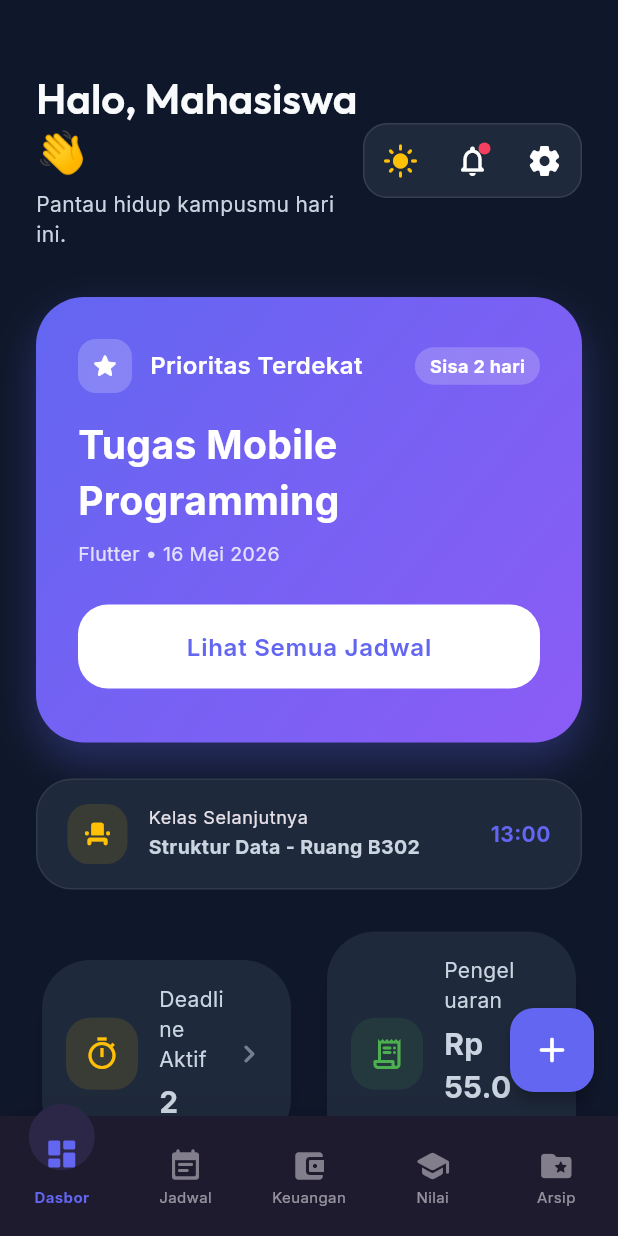
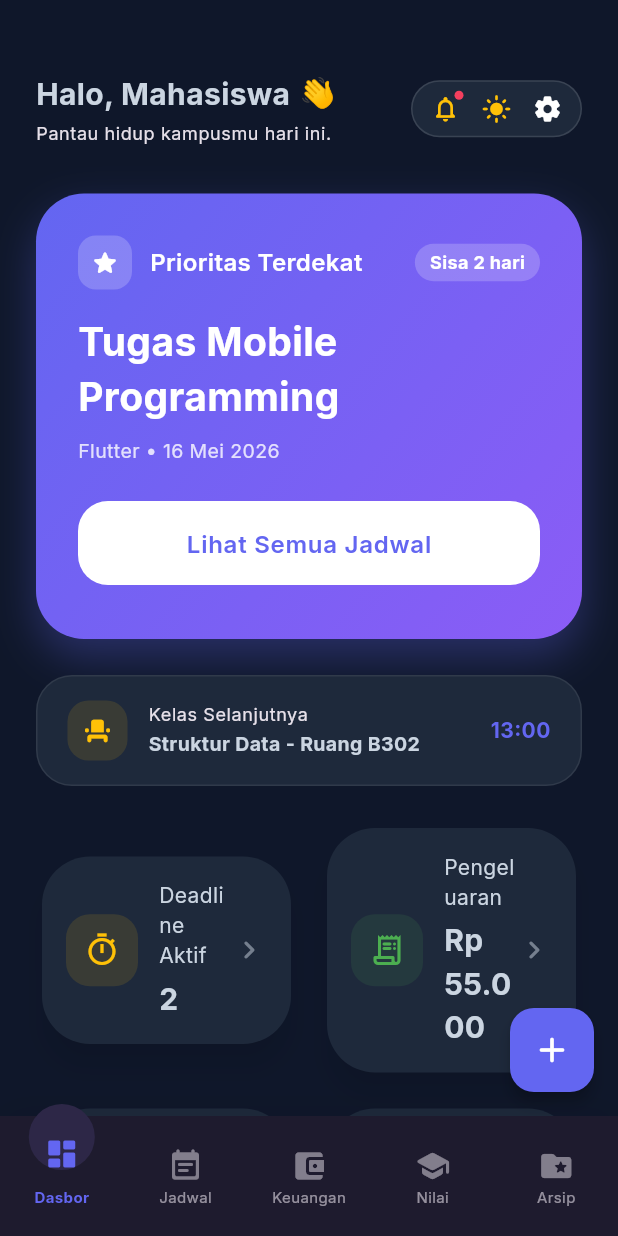
Before and after one commit to faiqurrohman/kampusgo_runner, a Flutter app: the DashboardScreen screen opened directly, on a phone screen of 412 x 824 dp. Run offline on Flutter 3.47's test engine with Material 3 defaults, Android fonts, the phone set to English and light mode, and no system bars; our stand-ins replace google_fonts.

Commit message:
menghilangkan batasan

```diff
--- a/lib/screens/budget_screen.dart
+++ b/lib/screens/budget_screen.dart
@@ -325,7 +325,7 @@ class _BudgetScreenState extends State<BudgetScreen> {
             ),
             const SizedBox(height: 12),
             Container(
-              maxHeight: 180,
+              constraints: const BoxConstraints(maxHeight: 180),
               width: double.infinity,
               padding: const EdgeInsets.all(12),
               decoration: BoxDecoration(
--- a/lib/screens/dashboard_screen.dart
+++ b/lib/screens/dashboard_screen.dart
@@ -202,24 +202,63 @@ class _Home extends StatelessWidget {
     final data = AppData.instance;
     final next = data.schedules.where((e) => !e.done).toList()..sort((a,b)=>a.deadline.compareTo(b.deadline));
     return SafeArea(child: ListView(padding: const EdgeInsets.only(left: 24, right: 24, top: 48, bottom: 20), children: [
-      Row(children: [
-        Expanded(child: Column(crossAxisAlignment: CrossAxisAlignment.start, children: [
-          Text('Halo, Mahasiswa 👋', style: Theme.of(context).textTheme.headlineMedium),
-          const SizedBox(height: 6),
-          Text('Pantau hidup kampusmu hari ini.', style: Theme.of(context).textTheme.bodyMedium),
-        ])),
+      Row(
+        crossAxisAlignment: CrossAxisAlignment.center,
+        children: [
+          Expanded(
+            child: Column(
+              crossAxisAlignment: CrossAxisAlignment.start,
+              children: [
+                Row(
+                  children: [
+                    const Flexible(
+                      child: Text(
+                        'Halo, Mahasiswa',
+                        style: TextStyle(fontSize: 20, fontWeight: FontWeight.bold),
+                        maxLines: 1,
+                        overflow: TextOverflow.ellipsis,
+                      ),
+                    ),
+                    const SizedBox(width: 6),
+                    const Text('👋', style: TextStyle(fontSize: 20)),
+                  ],
+                ),
+                const SizedBox(height: 4),
+                Text('Pantau hidup kampusmu hari ini.', style: Theme.of(context).textTheme.bodySmall),
+              ],
+            ),
+          ),
+          const SizedBox(width: 8),
           Container(
+            padding: const EdgeInsets.symmetric(horizontal: 12, vertical: 8),
             decoration: BoxDecoration(
               color: Theme.of(context).colorScheme.surface,
-            borderRadius: BorderRadius.circular(16),
-            border: Border.all(color: Theme.of(context).dividerColor.withOpacity(0.1)),
+              borderRadius: BorderRadius.circular(24),
+              border: Border.all(color: Theme.of(context).dividerColor.withOpacity(0.12)),
             ),
             child: Row(
               mainAxisSize: MainAxisSize.min,
               children: [
-              // Dark Mode Toggle Button yang sangat mulus
-              IconButton(
-                onPressed: () {
+                // 1. Ikon Lonceng Notifikasi berwarna kuning/amber
+                GestureDetector(
+                  behavior: HitTestBehavior.opaque,
+                  onTap: () {},
+                  child: Stack(
+                    clipBehavior: Clip.none,
+                    children: [
+                      const Icon(Icons.notifications_none_rounded, color: Colors.amber, size: 20),
+                      Positioned(
+                        top: -2, right: -2,
+                        child: Container(width: 6, height: 6, decoration: const BoxDecoration(color: AppTheme.accent, shape: BoxShape.circle)),
+                      )
+                    ]
+                  ),
+                ),
+                const SizedBox(width: 14),
+                // 2. Ikon Toggle Tema (Matahari/Bulan) berwarna kuning/amber
+                GestureDetector(
+                  behavior: HitTestBehavior.opaque,
+                  onTap: () {
                     data.toggleTheme();
                     ScaffoldMessenger.of(context).showSnackBar(
                       SnackBar(
@@ -229,35 +268,29 @@ class _Home extends StatelessWidget {
                       ),
                     );
                   },
-                icon: Icon(
+                  child: Icon(
                     data.themeMode == ThemeMode.dark ? Icons.light_mode_rounded : Icons.dark_mode_rounded,
                     color: Colors.amber,
+                    size: 20,
                   ),
-                tooltip: 'Ganti Mode Tampilan',
                 ),
-              Stack(
-                alignment: Alignment.topRight,
-                children: [
-                  IconButton(onPressed: () {}, icon: const Icon(Icons.notifications_none_rounded)),
-                  Positioned(
-                    top: 12, right: 12,
-                    child: Container(width: 8, height: 8, decoration: const BoxDecoration(color: AppTheme.accent, shape: BoxShape.circle)),
-                  )
-                ]
-              ),
-              IconButton(
-                onPressed: () {
+                const SizedBox(width: 14),
+                // 3. Ikon Pengaturan (Roda Gigi)
+                GestureDetector(
+                  behavior: HitTestBehavior.opaque,
+                  onTap: () {
                     showModalBottomSheet(
                       context: context,
                       builder: (_) => _SettingsSheet(onLogout: onLogout),
                     );
                   },
-                icon: const Icon(Icons.settings_rounded)
+                  child: const Icon(Icons.settings_rounded, size: 20),
                 ),
               ],
             ),
           ),
-      ]),
+        ],
+      ),
       const SizedBox(height: 32),
       Container(
         padding: const EdgeInsets.fromLTRB(28, 28, 28, 36),
@@ -359,15 +392,15 @@ class _Home extends StatelessWidget {
       ),
       const SizedBox(height: 24),
       Row(children: [
-        Expanded(child: InfoCard(title: 'Deadline Aktif', value: '${next.length}', subtitle: 'Tugas tertunda', icon: Icons.timer_outlined, color: Colors.amber, onTap: () => onTabChange(1))),
+        Expanded(child: InfoCard(title: 'Deadline Aktif', value: '${next.length}', icon: Icons.timer_outlined, color: Colors.amber, onTap: () => onTabChange(1))),
         const SizedBox(width: 16),
-        Expanded(child: InfoCard(title: 'Pengeluaran', value: Formatters.currency.format(data.totalExpense()), subtitle: 'Minggu ini', icon: Icons.receipt_long_rounded, color: Colors.green, onTap: () => onTabChange(2))),
+        Expanded(child: InfoCard(title: 'Pengeluaran', value: Formatters.currency.format(data.totalExpense()), icon: Icons.receipt_long_rounded, color: Colors.green, onTap: () => onTabChange(2))),
       ]),
       const SizedBox(height: 16),
       Row(children: [
-        Expanded(child: InfoCard(title: 'IPK Sementara', value: data.calculateGpa().toStringAsFixed(2), subtitle: 'Target: ${data.targetGpa.toStringAsFixed(2)}', icon: Icons.grade_rounded, color: Colors.orange, onTap: () => onTabChange(3))),
+        Expanded(child: InfoCard(title: 'IPK Sementara', value: data.calculateGpa().toStringAsFixed(2), icon: Icons.grade_rounded, color: Colors.orange, onTap: () => onTabChange(3))),
         const SizedBox(width: 16),
-        Expanded(child: InfoCard(title: 'Resource Hub', value: '${data.resources.length}', subtitle: 'Link tersimpan', icon: Icons.folder_shared_outlined, color: AppTheme.primary, onTap: () => onTabChange(4))),
+        Expanded(child: InfoCard(title: 'Resource Hub', value: '${data.resources.length}', icon: Icons.folder_shared_outlined, color: AppTheme.primary, onTap: () => onTabChange(4))),
       ]),
     ]));
   }
```
Lines whose indentation alone changed are shown as unchanged.
